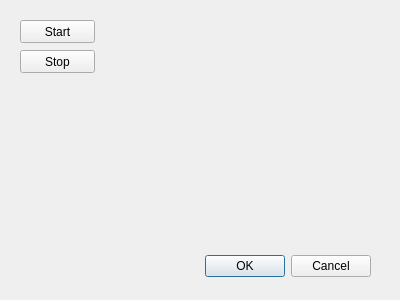
Qt form qt_gl/md.ui (tarstars/coeff_tune) before a commit.
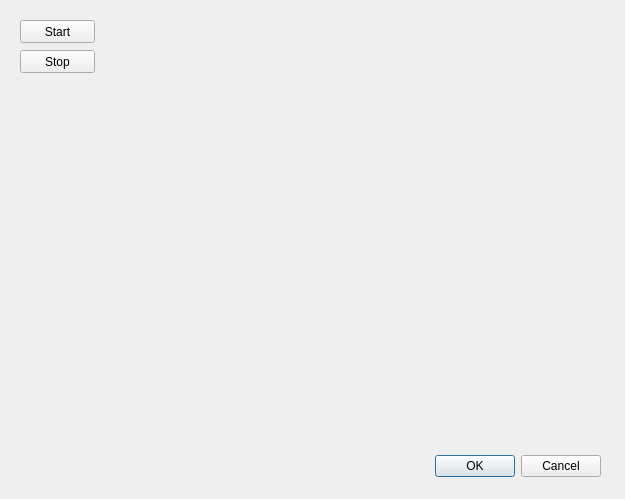
The same form after that commit.

Commit message: our gl widget

What changed in the file:
```diff
--- a/qt_gl/md.ui
+++ b/qt_gl/md.ui
@@ -6,8 +6,8 @@
    <rect>
     <x>0</x>
     <y>0</y>
-    <width>400</width>
-    <height>300</height>
+    <width>625</width>
+    <height>499</height>
    </rect>
   </property>
   <property name="windowTitle">
@@ -16,8 +16,8 @@
   <widget class="QDialogButtonBox" name="buttonBox">
    <property name="geometry">
     <rect>
-     <x>200</x>
-     <y>250</y>
+     <x>430</x>
+     <y>450</y>
      <width>171</width>
      <height>32</height>
     </rect>
@@ -55,6 +55,17 @@
     <string>Stop</string>
    </property>
   </widget>
+  <widget class="QWidget" name="verticalLayoutWidget">
+   <property name="geometry">
+    <rect>
+     <x>120</x>
+     <y>20</y>
+     <width>481</width>
+     <height>421</height>
+    </rect>
+   </property>
+   <layout class="QVBoxLayout" name="vlGL"/>
+  </widget>
  </widget>
  <resources/>
  <connections>
```
The commit also changes 4 other files.
